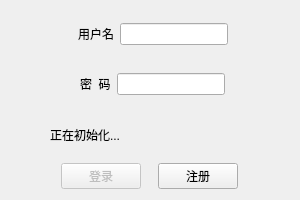
Before: the Qt Designer form Client/logindialog.ui in Psychim/Group5Pro, drawn with Qt 5.
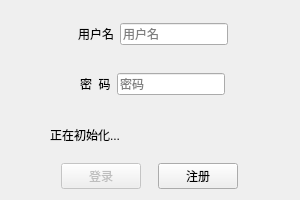
After: the same form once the commit is applied.

```diff
--- a/Client/logindialog.ui
+++ b/Client/logindialog.ui
@@ -31,6 +31,9 @@
   <property name="windowTitle">
    <string>登录</string>
   </property>
+  <property name="styleSheet">
+   <string notr="true">color: qconicalgradient(cx:0.5, cy:0.5, angle:0, stop:0 rgba(35, 40, 3, 255), stop:0.16 rgba(136, 106, 22, 255), stop:0.225 rgba(166, 140, 41, 255), stop:0.285 rgba(204, 181, 74, 255), stop:0.345 rgba(235, 219, 102, 255), stop:0.415 rgba(245, 236, 112, 255), stop:0.52 rgba(209, 190, 76, 255), stop:0.57 rgba(187, 156, 51, 255), stop:0.635 rgba(168, 142, 42, 255), stop:0.695 rgba(202, 174, 68, 255), stop:0.75 rgba(218, 202, 86, 255), stop:0.815 rgba(208, 187, 73, 255), stop:0.88 rgba(187, 156, 51, 255), stop:0.935 rgba(137, 108, 26, 255), stop:1 rgba(35, 40, 3, 255));</string>
+  </property>
   <layout class="QVBoxLayout" name="verticalLayout">
    <property name="leftMargin">
     <number>50</number>
@@ -58,6 +61,9 @@
          <verstretch>0</verstretch>
         </sizepolicy>
        </property>
+       <property name="placeholderText">
+        <string>用户名</string>
+       </property>
       </widget>
      </item>
     </layout>
@@ -88,6 +94,9 @@
        <property name="echoMode">
         <enum>QLineEdit::Password</enum>
        </property>
+       <property name="placeholderText">
+        <string>密码</string>
+       </property>
       </widget>
      </item>
     </layout>
```
